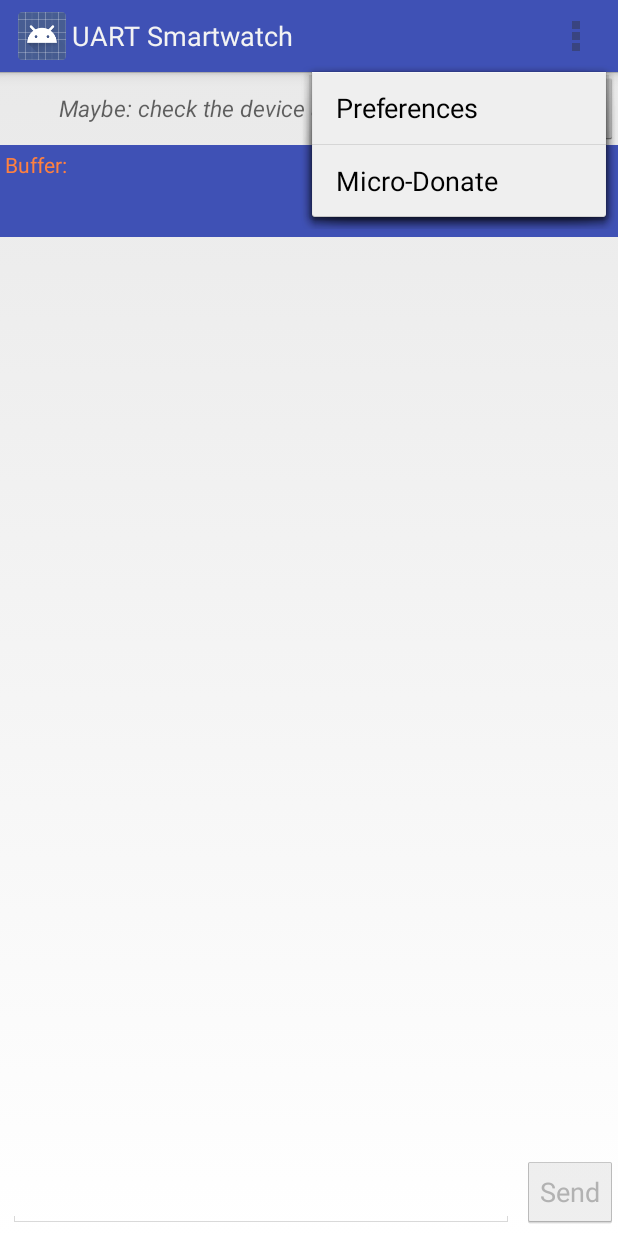
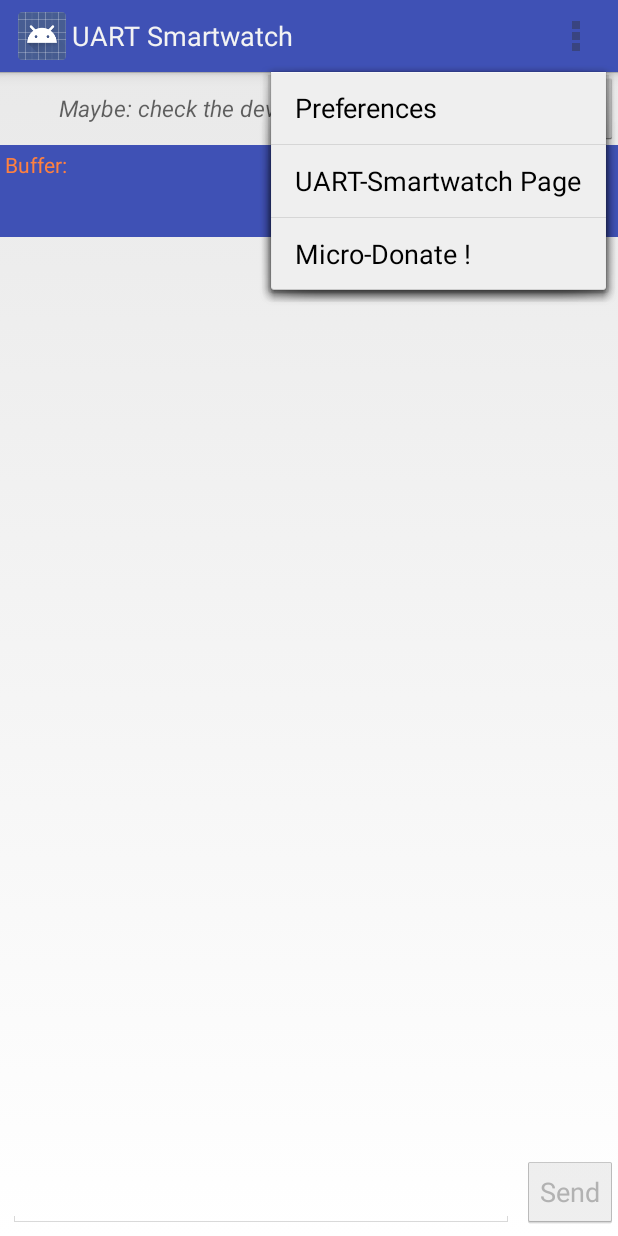
Before and after one commit to no-go/UART-Smartwatch, an Android app: the screen it shows after launch (MainActivity), with the options menu open, on a phone screen of 412 x 824 dp. Run offline under Robolectric (Android 15) with nearby library versions, the light colour scheme and no system bars; 2 statements that could not run were skipped.

Commit message:
project website with circuit added

```diff
--- a/UART-Smartwatch_App/app/src/main/java/click/dummer/UartSmartwatch/MainActivity.java
+++ b/UART-Smartwatch_App/app/src/main/java/click/dummer/UartSmartwatch/MainActivity.java
@@ -66,6 +66,7 @@
     private static final int WATCH_REQUEST = 1;
     private static final int REQUEST_ENABLE_BT = 2;
     private static final String FLATTR_LINK = "https://flattr.com/thing/5195407";
+    private static final String PROJECT_LINK = "https://github.com/no-go/UART-Smartwatch";
 
     private NotificationReceiver nReceiver;
     private UartService mService = null;
@@ -112,6 +113,10 @@
             case R.id.action_flattr:
                 Intent intentFlattr = new Intent(Intent.ACTION_VIEW, Uri.parse(FLATTR_LINK));
                 startActivity(intentFlattr);
+                break;
+            case R.id.action_project:
+                Intent intentProj= new Intent(Intent.ACTION_VIEW, Uri.parse(PROJECT_LINK));
+                startActivity(intentProj);
                 break;
             default:
                 return false;
--- a/UART-Smartwatch_App/app/src/main/res/menu/options.xml
+++ b/UART-Smartwatch_App/app/src/main/res/menu/options.xml
@@ -4,6 +4,9 @@
         android:id="@+id/action_options"
         android:title="@string/preferences"></item>
     <item
+        android:id="@+id/action_project"
+        android:title="@string/projPage"></item>
+    <item
         android:id="@+id/action_flattr"
         android:title="@string/flattr_this"></item>
 </menu>
--- a/UART-Smartwatch_App/app/src/main/res/values/strings.xml
+++ b/UART-Smartwatch_App/app/src/main/res/values/strings.xml
@@ -46,5 +46,6 @@
     <string name="noUART">Device doesn\'t support UART. Disconnecting</string>
     <string name="BTnotAv">Bluetooth is not available</string>
     <string name="Connecting">connecting ...</string>
-    <string name="flattr_this">Micro-Donate</string>
+    <string name="flattr_this">Micro-Donate !</string>
+    <string name="projPage">UART-Smartwatch Page</string>
 </resources>
```
Also changed, not shown: UART-Smartwatch_App/app/src/main/res/drawable/icon.png, 2 other files.
